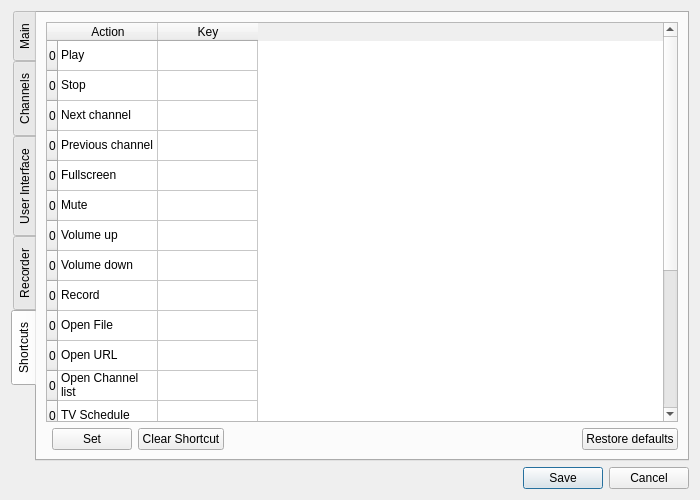
Above: ui/EditSettings.ui from ntadej/tano before the change. Below: the same form after it.
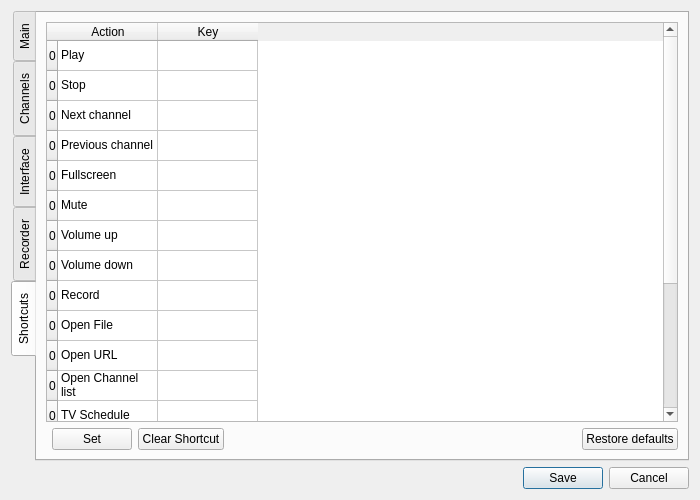
That is the form after the change. The open tabs and pages were chosen to show the change. Icons and pictures are not drawn. Custom widgets are drawn as their Qt base class.

```diff
--- a/ui/EditSettings.ui
+++ b/ui/EditSettings.ui
@@ -308,7 +308,7 @@
      </widget>
      <widget class="QWidget" name="tabGui">
       <attribute name="title">
-       <string>User Interface</string>
+       <string>Interface</string>
       </attribute>
       <layout class="QVBoxLayout" name="verticalLayout_8">
        <item>
@@ -586,11 +586,6 @@
            <string>0</string>
           </property>
          </row>
-         <row>
-          <property name="text">
-           <string>0</string>
-          </property>
-         </row>
          <column>
           <property name="text">
            <string>Action</string>
@@ -773,20 +768,10 @@
          </item>
          <item row="17" column="0">
           <property name="text">
-           <string>Help</string>
-          </property>
-         </item>
-         <item row="17" column="1">
-          <property name="text">
-           <string/>
-          </property>
-         </item>
-         <item row="18" column="0">
-          <property name="text">
            <string>About</string>
           </property>
          </item>
-         <item row="18" column="1">
+         <item row="17" column="1">
           <property name="text">
            <string/>
           </property>
```
